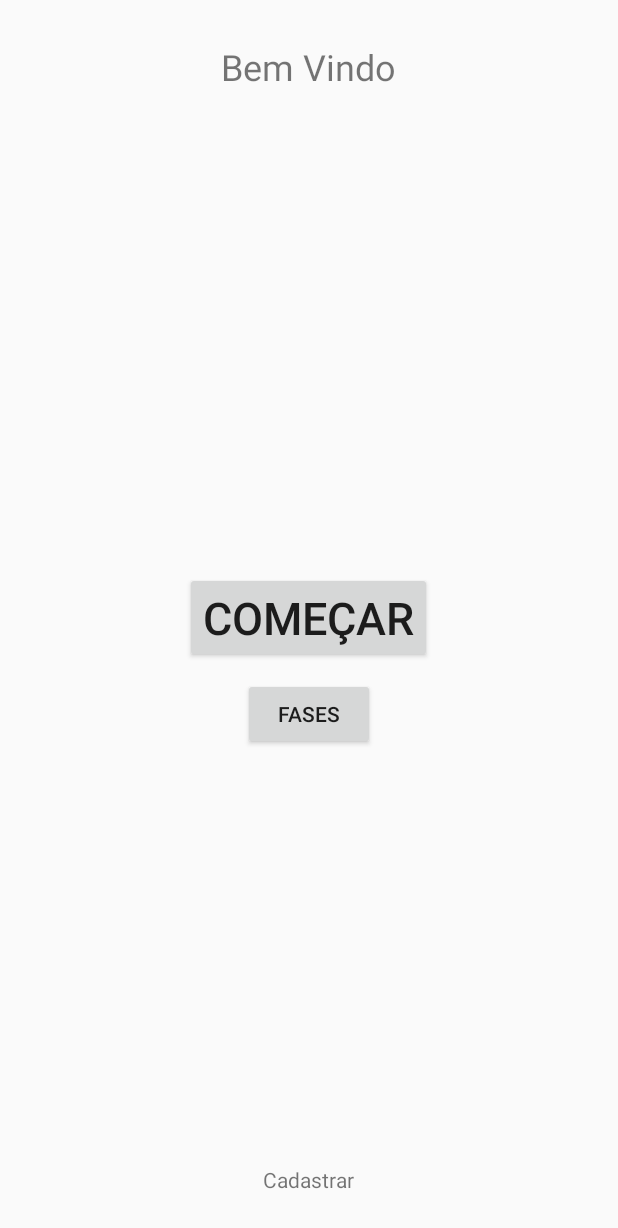
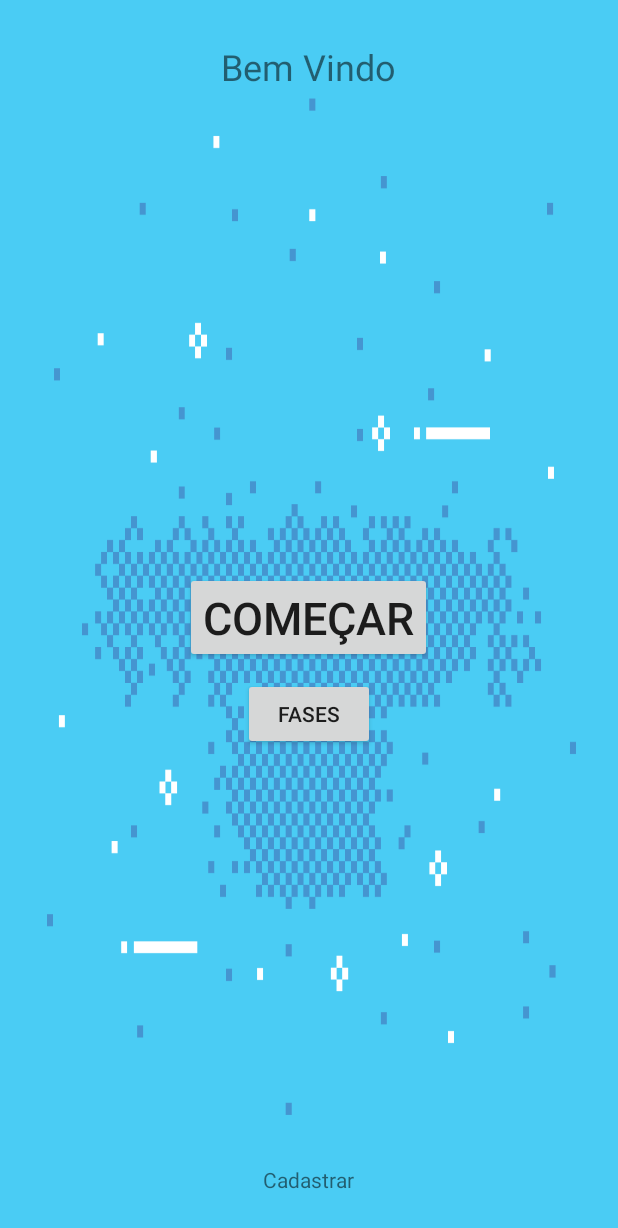
Before and after one commit to lucas-petruceli/tcc-game-educacional, an Android app: the screen it shows after launch (HomeActivity), on a phone screen of 412 x 824 dp. Shown: the top 1228 px of the screen. Run offline under Robolectric (Android 15) with nearby library versions, the phone set to English and light mode, and no system bars.

Commit message:
novo background HomeActivity (mais leve)

```diff
--- a/app/src/main/java/br/com/gameeduunitcc/activities/HomeActivity.kt
+++ b/app/src/main/java/br/com/gameeduunitcc/activities/HomeActivity.kt
@@ -17,7 +17,7 @@ class HomeActivity : AppCompatActivity() {
     override fun onCreate(savedInstanceState: Bundle?) {
         super.onCreate(savedInstanceState)
         setContentView(R.layout.activity_main)
-//        setBackground(applicationContext, rlHome, R.drawable.home_background)
+        setBackground(applicationContext, rlHome, R.drawable.home_background_azul)
         setupActivity()
     }
 
```
Also changed, not shown: app/src/main/res/drawable-v24/home_background_azul.png (added).
